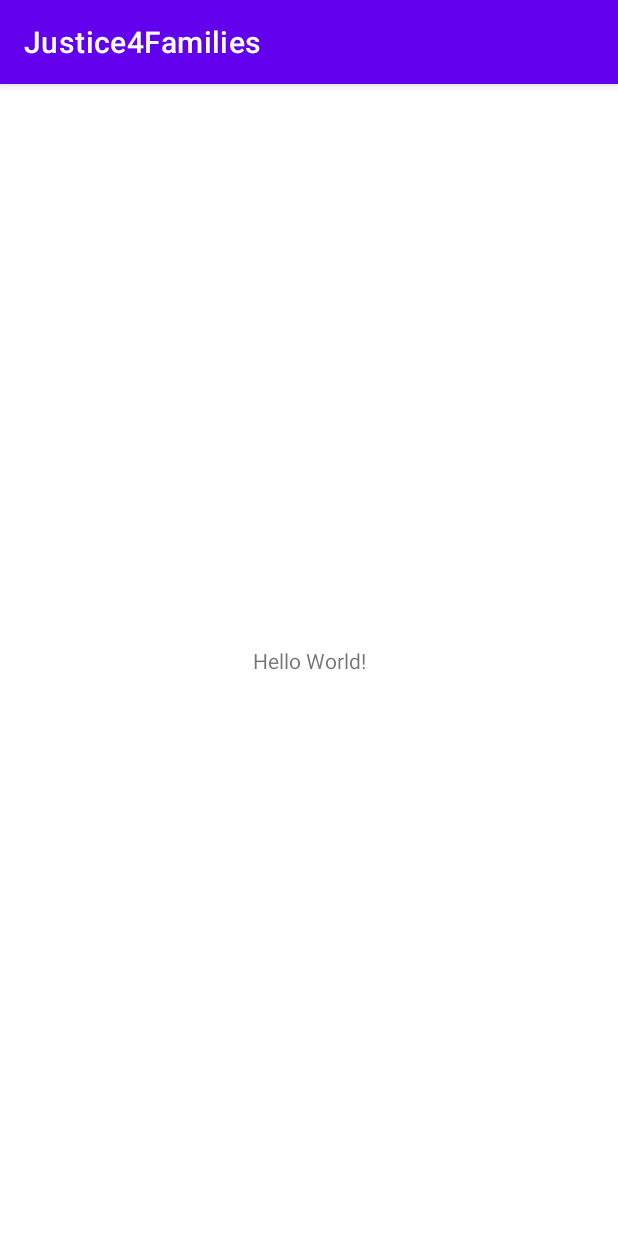
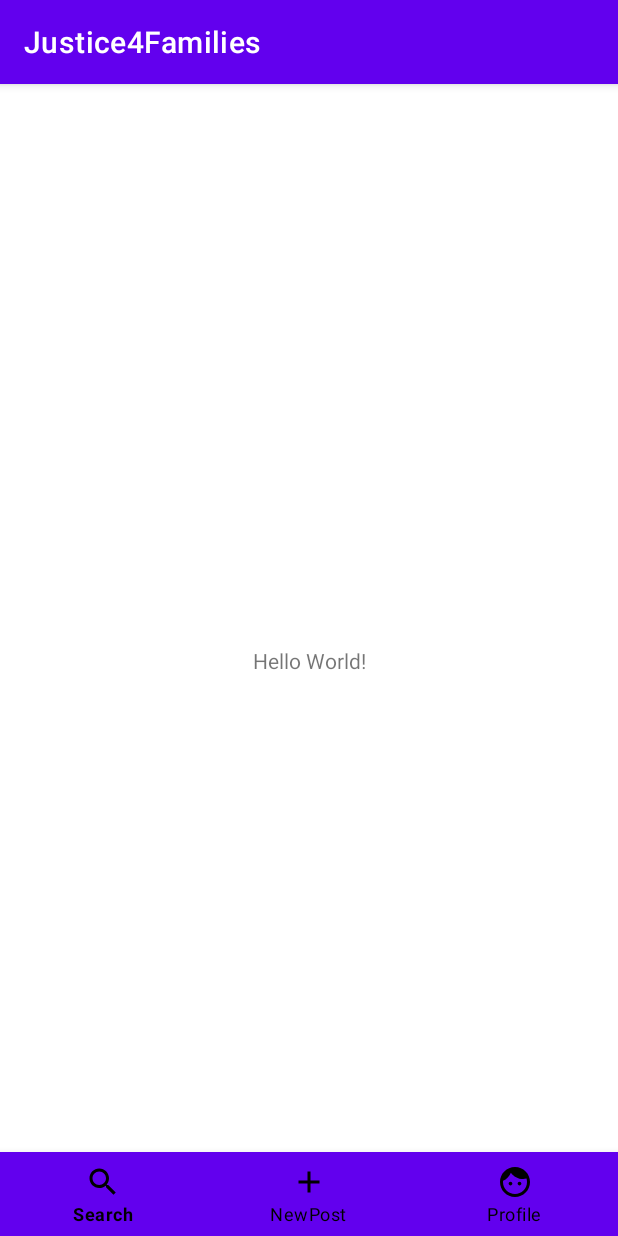
Before and after one commit to ctc-uci/justice-for-families-android, an Android app: the screen it shows after launch (MainActivity), on a phone screen of 412 x 824 dp. Run offline under Robolectric (Android 15) with nearby library versions, the phone set to English and light mode, and no system bars.

Commit message:
bottom navigation version 1

```diff
--- /dev/null
+++ b/app/src/main/res/drawable/ic_addpost.xml
@@ -0,0 +1,10 @@
+<vector xmlns:android="http://schemas.android.com/apk/res/android"
+    android:width="24dp"
+    android:height="24dp"
+    android:viewportWidth="24"
+    android:viewportHeight="24"
+    android:tint="?attr/colorControlNormal">
+  <path
+      android:fillColor="@android:color/white"
+      android:pathData="M19,13h-6v6h-2v-6H5v-2h6V5h2v6h6v2z"/>
+</vector>
--- /dev/null
+++ b/app/src/main/res/drawable/ic_profile.xml
@@ -0,0 +1,10 @@
+<vector xmlns:android="http://schemas.android.com/apk/res/android"
+    android:width="24dp"
+    android:height="24dp"
+    android:viewportWidth="24"
+    android:viewportHeight="24"
+    android:tint="?attr/colorControlNormal">
+  <path
+      android:fillColor="@android:color/white"
+      android:pathData="M9,11.75c-0.69,0 -1.25,0.56 -1.25,1.25s0.56,1.25 1.25,1.25 1.25,-0.56 1.25,-1.25 -0.56,-1.25 -1.25,-1.25zM15,11.75c-0.69,0 -1.25,0.56 -1.25,1.25s0.56,1.25 1.25,1.25 1.25,-0.56 1.25,-1.25 -0.56,-1.25 -1.25,-1.25zM12,2C6.48,2 2,6.48 2,12s4.48,10 10,10 10,-4.48 10,-10S17.52,2 12,2zM12,20c-4.41,0 -8,-3.59 -8,-8 0,-0.29 0.02,-0.58 0.05,-0.86 2.36,-1.05 4.23,-2.98 5.21,-5.37C11.07,8.33 14.05,10 17.42,10c0.78,0 1.53,-0.09 2.25,-0.26 0.21,0.71 0.33,1.47 0.33,2.26 0,4.41 -3.59,8 -8,8z"/>
+</vector>
--- /dev/null
+++ b/app/src/main/res/drawable/ic_search.xml
@@ -0,0 +1,10 @@
+<vector xmlns:android="http://schemas.android.com/apk/res/android"
+    android:width="24dp"
+    android:height="24dp"
+    android:viewportWidth="24"
+    android:viewportHeight="24"
+    android:tint="?attr/colorControlNormal">
+  <path
+      android:fillColor="@android:color/white"
+      android:pathData="M15.5,14h-0.79l-0.28,-0.27C15.41,12.59 16,11.11 16,9.5 16,5.91 13.09,3 9.5,3S3,5.91 3,9.5 5.91,16 9.5,16c1.61,0 3.09,-0.59 4.23,-1.57l0.27,0.28v0.79l5,4.99L20.49,19l-4.99,-5zM9.5,14C7.01,14 5,11.99 5,9.5S7.01,5 9.5,5 14,7.01 14,9.5 11.99,14 9.5,14z"/>
+</vector>
--- a/app/src/main/res/layout/activity_main.xml
+++ b/app/src/main/res/layout/activity_main.xml
@@ -15,4 +15,16 @@
         app:layout_constraintRight_toRightOf="parent"
         app:layout_constraintTop_toTopOf="parent" />
 
+    <com.google.android.material.bottomnavigation.BottomNavigationView
+        android:id="@+id/bottom_navigation"
+        android:layout_width="match_parent"
+        android:layout_height="wrap_content"
+        android:background="@color/purple_500"
+        app:itemIconTint="@color/black"
+        app:itemTextColor="#000000"
+        app:layout_constraintBottom_toBottomOf="parent"
+        app:layout_constraintLeft_toLeftOf="parent"
+        app:layout_constraintRight_toRightOf="parent"
+        app:menu="@menu/bottomnav_menu" />
+<!--</RelativeLayout>-->
 </androidx.constraintlayout.widget.ConstraintLayout>
--- /dev/null
+++ b/app/src/main/res/menu/bottomnav_menu.xml
@@ -0,0 +1,19 @@
+<?xml version="1.0" encoding="utf-8"?>
+<menu xmlns:android="http://schemas.android.com/apk/res/android">
+
+
+    <item
+        android:id="@+id/ic_search"
+        android:icon="@drawable/ic_search"
+        android:title="Search"/>
+    <item
+        android:id="@+id/ic_addpost"
+        android:icon="@drawable/ic_addpost"
+        android:title="NewPost"/>
+    <item
+        android:id="@+id/ic_profile"
+        android:icon="@drawable/ic_profile"
+        android:title="Profile"/>
+
+
+</menu>
--- a/build.gradle
+++ b/build.gradle
@@ -6,7 +6,7 @@ buildscript {
         jcenter()
     }
     dependencies {
-        classpath "com.android.tools.build:gradle:4.1.0"
+        classpath 'com.android.tools.build:gradle:4.1.1'
         classpath "org.jetbrains.kotlin:kotlin-gradle-plugin:$kotlin_version"
 
         // NOTE: Do not place your application dependencies here; they belong
```
